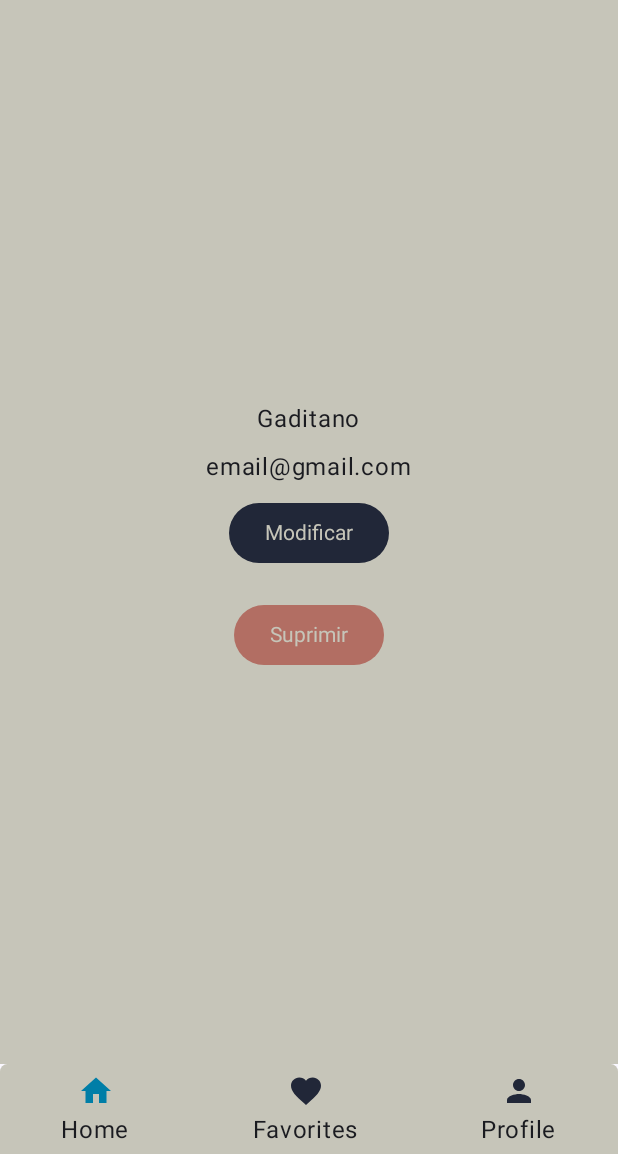
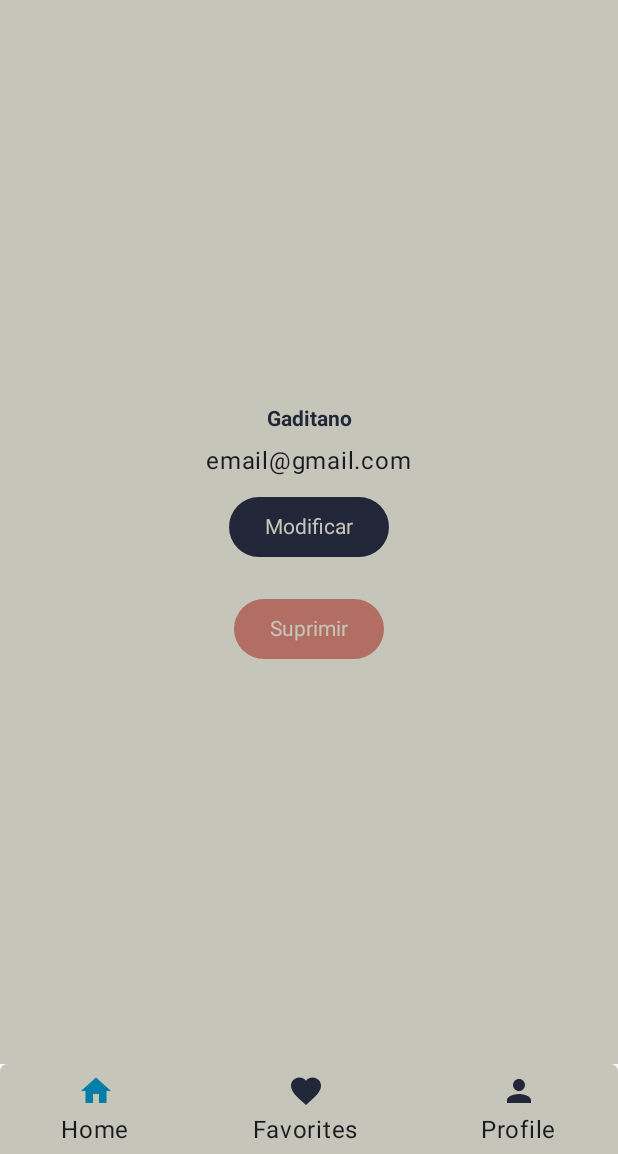
Before and after one commit to jorgitorr/SouvenirsCadiz, an Android app built with Jetpack Compose: the Perfil screen opened through its navigation route, on a phone screen of 412 x 824 dp, the part 82-1236 px from its top. Run offline under Robolectric (Android 15) with nearby library versions, the phone set to English and light mode, and no system bars; our stand-ins replace Firebase (no records; nobody signed in at launch, a user with empty details on screens opened directly); Roboto replaces fonts that are not available here.

```diff
--- a/app/src/main/java/com/example/souvenirscadiz/data/model/User.kt
+++ b/app/src/main/java/com/example/souvenirscadiz/data/model/User.kt
@@ -3,5 +3,4 @@ package com.example.souvenirscadiz.data.model
 data class User(
     val userId:String,
     var email:String,
-    var username:String,
-    var imagen:Int)
+    var username:String)
--- a/app/src/main/java/com/example/souvenirscadiz/ui/view/Perfil.kt
+++ b/app/src/main/java/com/example/souvenirscadiz/ui/view/Perfil.kt
@@ -41,6 +41,7 @@ import androidx.compose.ui.draw.clip
 import androidx.compose.ui.res.painterResource
 import androidx.compose.ui.text.TextStyle
 import androidx.compose.ui.text.font.FontFamily
+import androidx.compose.ui.text.font.FontWeight
 import androidx.compose.ui.text.input.KeyboardType
 import androidx.compose.ui.text.input.PasswordVisualTransformation
 import androidx.compose.ui.text.input.VisualTransformation
@@ -81,7 +82,9 @@ fun Perfil(loginViewModel: LoginViewModel, navController: NavController, souveni
             verticalArrangement = Arrangement.Center,
             horizontalAlignment = Alignment.CenterHorizontally
         ) {
-            Text(text = loginViewModel.userName)
+            Text(text = loginViewModel.userName,
+                color = RaisanBlack,
+                style = TextStyle(fontWeight = FontWeight.Bold))
             Spacer(modifier = Modifier.height(8.dp))
             Text(text = loginViewModel.email)
 
```
